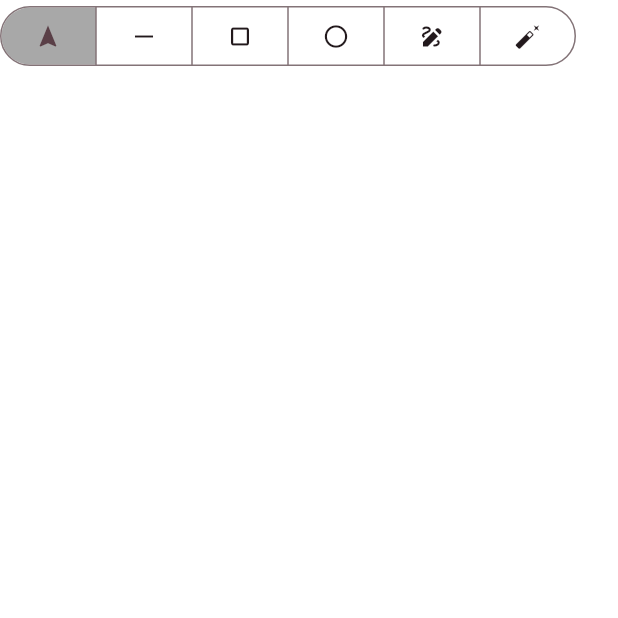
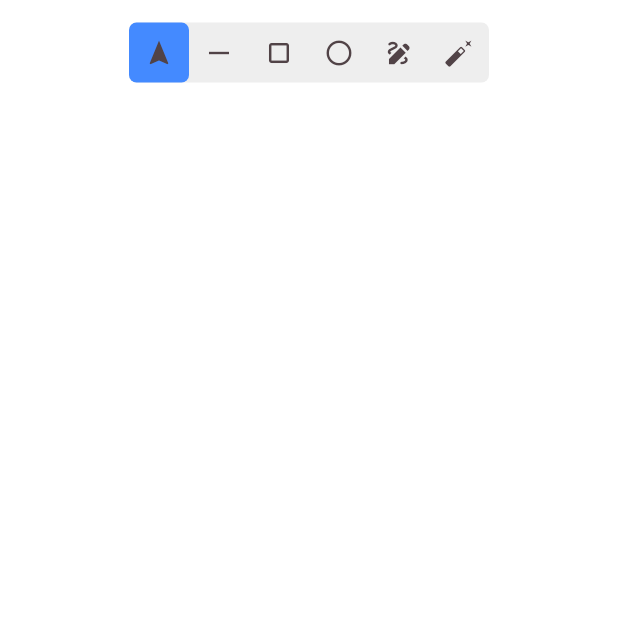
Before and after one commit to Adamv27/webpaint, a Flutter app: the screen it shows after launch, on a phone screen of 412 x 824 dp, the top half of it. Run offline on Flutter 3.47's test engine with Material 3 defaults, Android fonts, the phone set to English and light mode, and no system bars.

Commit message:
Add selection color to buttons in toolbar

```diff
--- a/lib/widgets/toolbar.dart
+++ b/lib/widgets/toolbar.dart
@@ -7,55 +7,64 @@ class ToolBar extends StatefulWidget {
   State<ToolBar> createState() => _ToolBarState();
 }
 
-enum Tools { pointer, line, square, circle, pencil, eraser }
+enum Tools {
+  pointer(icon: Icon(Icons.navigation)),
+  line(icon: Icon(Icons.horizontal_rule)),
+  square(icon: Icon(Icons.crop_square)),
+  circle(icon: Icon(Icons.circle_outlined)),
+  pencil(icon: Icon(Icons.draw)),
+  eraser(icon: Icon(Icons.auto_fix_normal));
+
+  const Tools({
+    required this.icon,
+  });
+
+  final Icon icon;
+}
 
 class _ToolBarState extends State<ToolBar> {
-  Tools toolsView = Tools.pointer;
+  Tools selectedTool = Tools.pointer;
 
   @override
   Widget build(BuildContext context) {
-    return SegmentedButton<Tools>(
-        style: ButtonStyle(
-          elevation: MaterialStateProperty.all(50.0),
-          backgroundColor: MaterialStateProperty.resolveWith<Color?>(
-              (Set<MaterialState> states) {
-            if (states.contains(MaterialState.selected) ||
-                states.contains(MaterialState.pressed)) {
-              return Colors.grey.withOpacity(0.9);
-            }
+    return Padding(
+      padding: const EdgeInsets.all(15),
+      child: Container(
+        alignment: Alignment.topCenter,
+        height: 40,
+        child: Container(
+          decoration: BoxDecoration(
+            color: Colors.grey.shade200,
+            borderRadius: BorderRadius.circular(5),
+          ),
+          child: Row(
+            mainAxisSize: MainAxisSize.min,
+            children: [for (var tool in Tools.values) buildIconButton(tool)],
+          ),
+        ),
+      ),
+    );
+  }
 
-            return Colors.white.withOpacity(0.6);
-          }),
+  Container buildIconButton(Tools tool) {
+    return Container(
+      decoration: BoxDecoration(
+        color: selectedTool == tool ? Colors.blueAccent.shade200 : null,
+        borderRadius: selectedTool == tool ? BorderRadius.circular(5) : null,
+      ),
+      child: FittedBox(
+        child: IconButton(
+          splashColor: Colors.transparent,
+          highlightColor: Colors.transparent,
+          hoverColor: Colors.transparent,
+          icon: tool.icon,
+          onPressed: () {
+            setState(() {
+              selectedTool = tool;
+            });
+          },
         ),
-        showSelectedIcon: false,
-        segments: const [
-          ButtonSegment(
-            value: Tools.pointer,
-            icon: Icon(Icons.navigation),
-          ),
-          ButtonSegment(
-            value: Tools.line,
-            icon: Icon(Icons.horizontal_rule),
-          ),
-          ButtonSegment(
-            value: Tools.square,
-            icon: Icon(Icons.crop_square),
-          ),
-          ButtonSegment(
-            value: Tools.circle,
-            icon: Icon(Icons.circle_outlined),
-          ),
-          ButtonSegment(
-            value: Tools.pencil,
-            icon: Icon(Icons.draw),
-          ),
-          ButtonSegment(value: Tools.eraser, icon: Icon(Icons.auto_fix_normal))
-        ],
-        selected: <Tools>{toolsView},
-        onSelectionChanged: (Set<Tools> newTool) {
-          setState(() {
-            toolsView = newTool.first;
-          });
-        });
+      ),
+    );
   }
 }
```
Also changed, not shown: lib/widgets/tool_button.dart (deleted).
